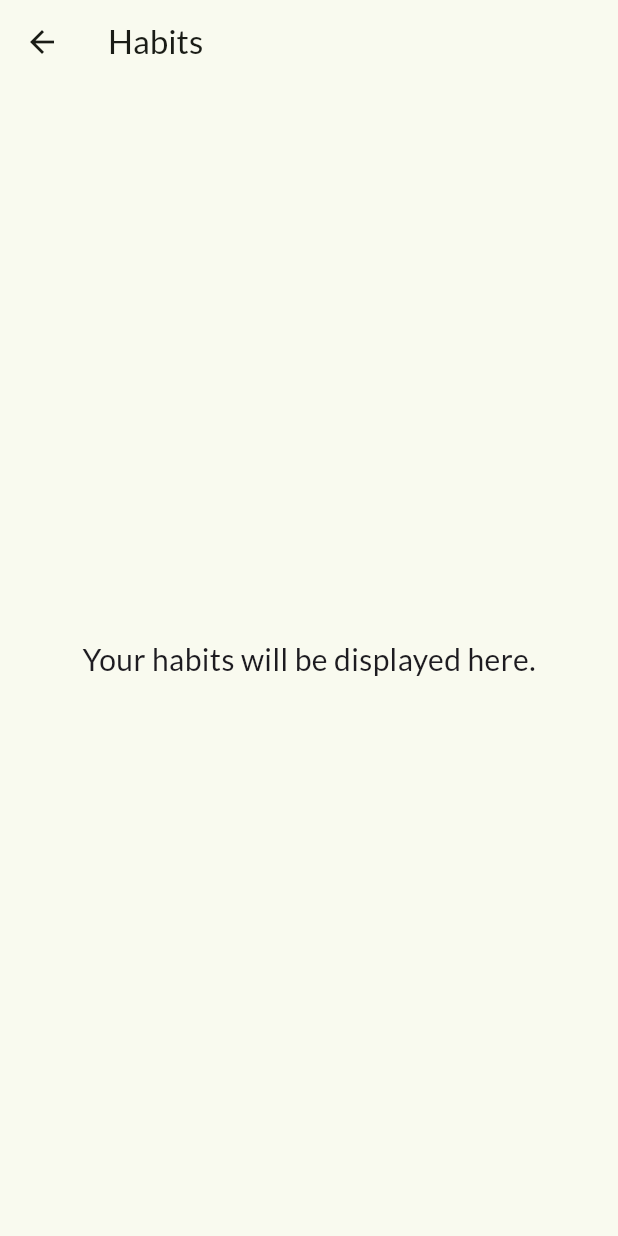
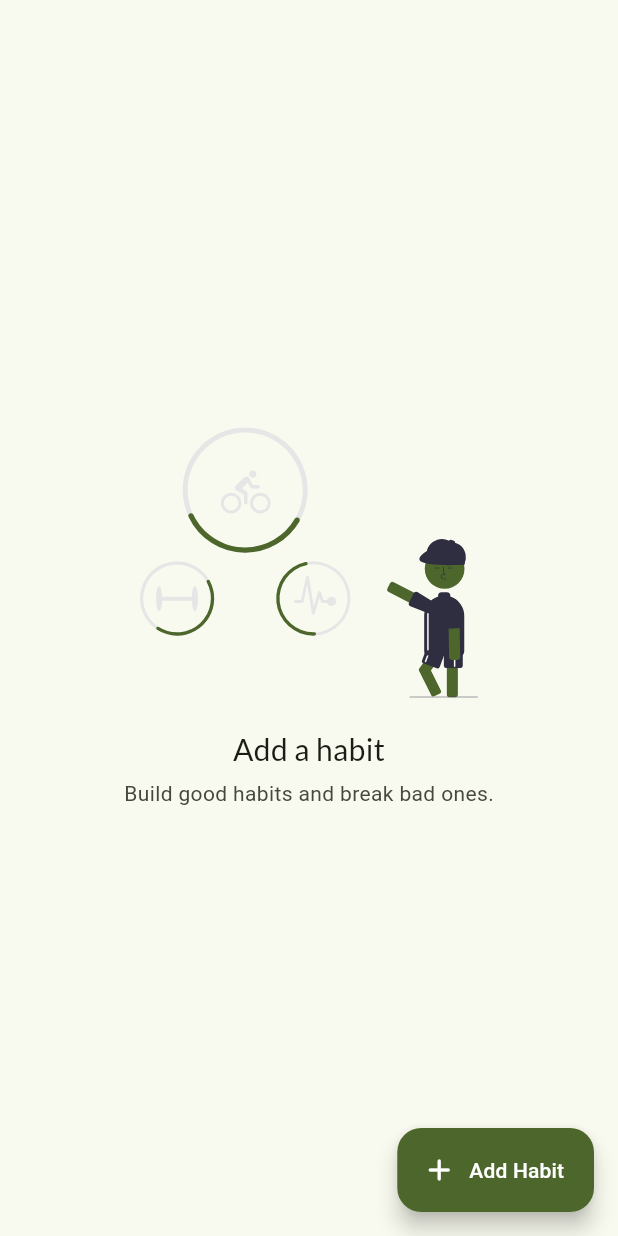
Before and after one commit to xperian48/AurAchieve, a Flutter app: the HabitsPage screen opened directly, on a phone screen of 412 x 824 dp. Run offline on Flutter 3.47's test engine with Material 3 defaults, Android fonts, the phone set to English and light mode, and no system bars; drawn by our look-alikes of dynamic_color; our stand-ins replace appwrite, confetti, connectivity_plus, firebase_core, firebase_messaging, flutter_secure_storage and 6 more; accounts and stored records are empty; network calls fail; Roboto replaces fonts that are missing (Gabarito).

Commit message:
feat: gradually adding habits

```diff
--- a/lib/habits.dart
+++ b/lib/habits.dart
@@ -1,17 +1,59 @@
+import 'package:auraascend/main.dart';
 import 'package:flutter/material.dart';
 import 'package:google_fonts/google_fonts.dart';
 import 'package:appwrite/appwrite.dart';
+import 'theme.dart';
 
 class HabitsPage extends StatelessWidget {
   @override
   Widget build(BuildContext context) {
     return Scaffold(
-      appBar: AppBar(title: Text('Habits', style: GoogleFonts.lato())),
-      body: Center(
-        child: Text(
-          'Your habits will be displayed here.',
-          style: GoogleFonts.lato(fontSize: 20),
-        ),
+      body: Column(
+        crossAxisAlignment: CrossAxisAlignment.center,
+        mainAxisAlignment: MainAxisAlignment.center,
+        children: [
+          DynamicColorSvg(
+            assetName: 'assets/img/habit.svg',
+            height: 180,
+            color: Theme.of(context).colorScheme.primary,
+          ),
+          const SizedBox(height: 20),
+          Center(
+            child: Text(
+              'Add a habit',
+              style: GoogleFonts.lato(
+                fontSize: 20,
+                color: Theme.of(context).colorScheme.onSurface,
+              ),
+            ),
+          ),
+          SizedBox(height: 5),
+          Center(
+            child: Text(
+              'Build good habits and break bad ones.',
+              style: GoogleFonts.gabarito(
+                fontSize: 14,
+                color: Theme.of(context).colorScheme.onSurfaceVariant,
+              ),
+            ),
+          ),
+        ],
+      ),
+      floatingActionButton: FloatingActionButton.extended(
+        heroTag: 'add_habit_fab',
+        onPressed: () {
+          ScaffoldMessenger.of(context).showSnackBar(
+            SnackBar(
+              content: Text("my dih hard bro"),
+              behavior: SnackBarBehavior.floating,
+            ),
+          );
+        },
+        icon: const Icon(Icons.add_rounded),
+        label: const Text('Add Habit'),
+        backgroundColor: Theme.of(context).colorScheme.primary,
+        foregroundColor: Theme.of(context).colorScheme.onPrimary,
+        shape: RoundedRectangleBorder(borderRadius: BorderRadius.circular(16)),
       ),
     );
   }
--- a/pubspec.yaml
+++ b/pubspec.yaml
@@ -1,10 +1,10 @@
 name: auraascend
 description: "Fix your damn life with AurAchieve."
 publish_to: 'none'
-version: 0.1.3
+version: 0.1.4
 
 environment:
-  sdk: ^3.7.2
+  sdk: ^3.8.1
 
 dependencies:
   flutter:
```
Also changed, not shown: lib/api_service.dart (+4 -3 lines), lib/home.dart (+130 -138 lines), lib/study_planner.dart (+43 -76 lines), assets/img/habit.svg (added), pubspec.lock, 1 other file.
